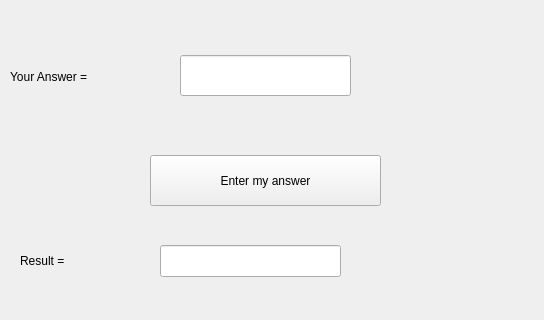
sherxyar/solid-maths, file mainwindow.ui: the form before one commit; both pictures show x 0 to 544 and y 195 to 515 of the 544 by 515 pixel window.
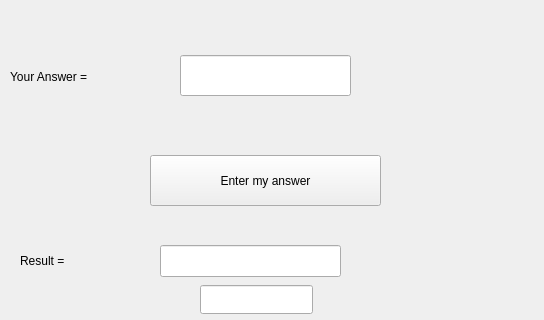
The form after the commit.

```diff
--- a/mainwindow.ui
+++ b/mainwindow.ui
@@ -167,6 +167,28 @@
      <string>Click here to start</string>
     </property>
    </widget>
+   <widget class="QLineEdit" name="incorrectAns">
+    <property name="geometry">
+     <rect>
+      <x>200</x>
+      <y>480</y>
+      <width>113</width>
+      <height>29</height>
+     </rect>
+    </property>
+    <property name="cursor">
+     <cursorShape>ArrowCursor</cursorShape>
+    </property>
+    <property name="text">
+     <string/>
+    </property>
+    <property name="readOnly">
+     <bool>true</bool>
+    </property>
+    <property name="clearButtonEnabled">
+     <bool>false</bool>
+    </property>
+   </widget>
    <zorder>pushButton</zorder>
    <zorder>userAnswer</zorder>
    <zorder>label</zorder>
```
Left out of the diff: 4 changed lines with no effect on the pictures.
